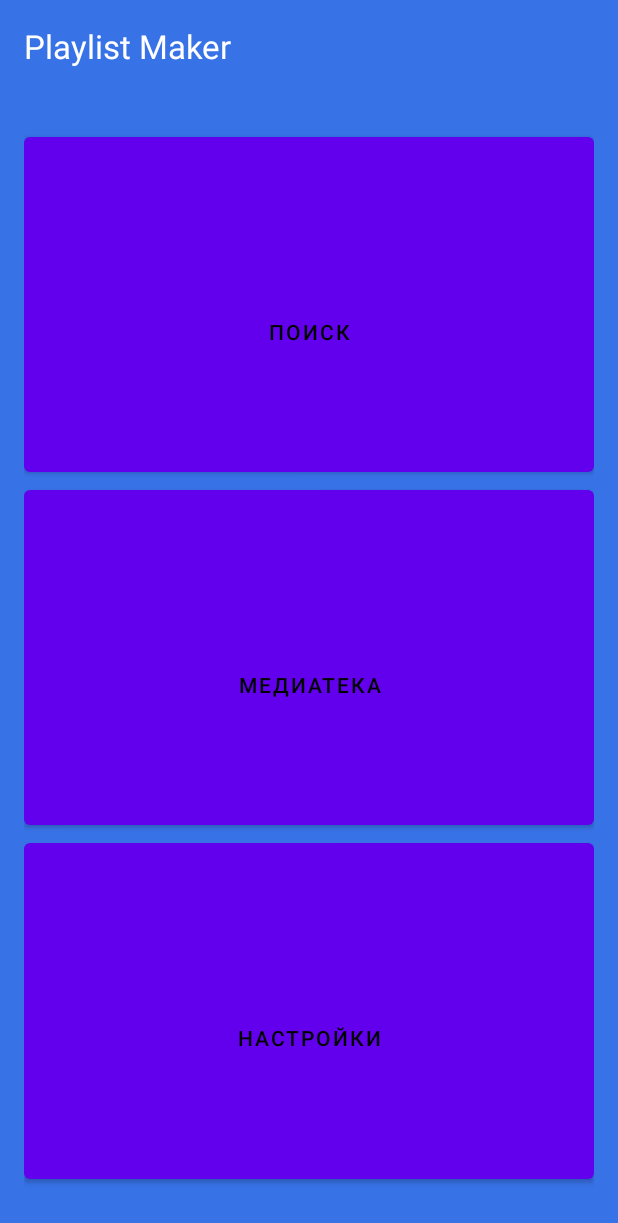
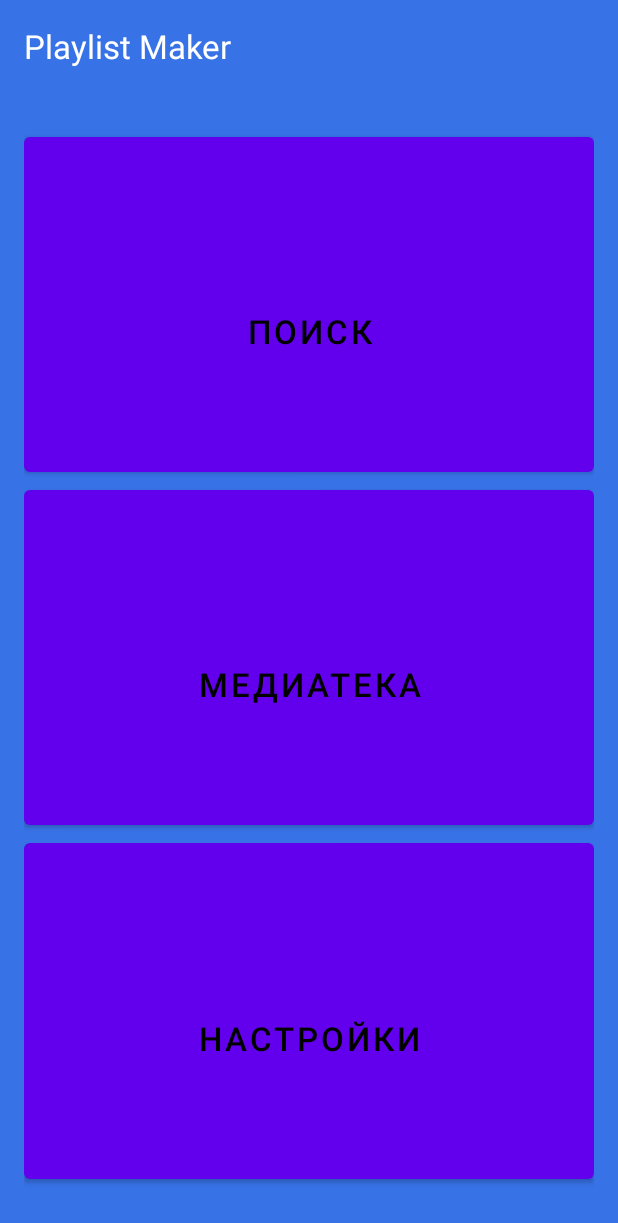
Before and after one commit to AntonVzdor/Playlist-Maker, an Android app: the screen it shows after launch (MainActivity), on a phone screen of 412 x 824 dp. Shown: the top 1223 px of the screen. Run offline under Robolectric (Android 15) with nearby library versions, the phone set to English and light mode, and no system bars.

Commit message:
Вторая версия

```diff
--- a/app/src/main/res/layout/activity_menu.xml
+++ b/app/src/main/res/layout/activity_menu.xml
@@ -21,28 +21,28 @@
 
     <Button
         android:paddingTop="40dp"
-        android:id="@+id/buttonSearch"
         android:layout_width="match_parent"
         android:layout_height="0dp"
         android:layout_weight="1"
         android:text="@string/search"
-        android:textColor="@color/black"/>
+        android:textColor="@color/black"
+        android:textSize="22dp"/>
 
     <Button
         android:paddingTop="40dp"
-        android:id="@+id/buttonSearch"
         android:layout_width="match_parent"
         android:layout_height="0dp"
         android:layout_weight="1"
         android:text="@string/media"
-        android:textColor="@color/black"/>
+        android:textColor="@color/black"
+        android:textSize="22dp"/>
 
     <Button
         android:paddingTop="40dp"
-        android:id="@+id/buttonSearch"
         android:layout_width="match_parent"
         android:layout_height="0dp"
         android:layout_weight="1"
         android:text="@string/settings"
-        android:textColor="@color/black"/>
+        android:textColor="@color/black"
+        android:textSize="22dp"/>
 </LinearLayout>
```
